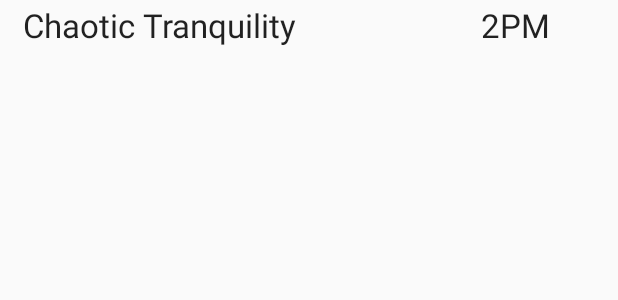
After one commit to Frostlight/PSO2-Kue-Android, an Android app: the layout list_item_eq.xml on its own in the app's theme, with its tools: preview values and no code run, on a phone screen of 412 x 824 dp. The commit adds this screen. Shown: the top 300 px of the screen. Run offline under Robolectric (Android 15) with nearby library versions, the phone set to English and light mode, and no system bars.

Commit message:
MainActivity shows data in ListView

```diff
--- a/app/src/main/java/frostlight/pso2kue/FetchTwitterTask.java
+++ b/app/src/main/java/frostlight/pso2kue/FetchTwitterTask.java
@@ -178,6 +178,8 @@ public class FetchTwitterTask extends AsyncTask<Integer, Void, Void> {
             // Wipe the Twitter database before inserting
             mSQLiteDatabase.delete(KueContract.TwitterEntry.TABLE_NAME, null, null);
 
+            Log.v(Utility.getTag(), "translatedEqName: " + translatedEqName);
+
             // Insert the element into database
             ContentValues contentValues = new ContentValues();
             contentValues.put(KueContract.TwitterEntry.COLUMN_EQNAME, translatedEqName);
--- /dev/null
+++ b/app/src/main/res/layout/list_item_eq.xml
@@ -0,0 +1,56 @@
+<?xml version="1.0" encoding="utf-8"?>
+<LinearLayout xmlns:android="http://schemas.android.com/apk/res/android"
+    android:layout_width="fill_parent"
+    android:layout_height="wrap_content"
+    android:orientation="horizontal"
+    android:paddingTop="2dp"
+    android:paddingBottom="2dp"
+    android:baselineAligned="false">
+    <LinearLayout
+        android:layout_width="wrap_content"
+        android:layout_height="wrap_content"
+        android:orientation="vertical"
+        android:paddingStart="15dp"
+        android:paddingEnd="15dp"
+        android:paddingLeft="15dp"
+        android:paddingRight="15dp"
+        android:layout_weight="8"
+        android:gravity="center_vertical">
+        <!-- Static size width here to maintain position -->
+        <TextView
+            style="@style/list_item_textview_scale"
+            android:textAppearance="?android:attr/textAppearanceLarge"
+            android:text="@string/default_eq_name"
+            android:id="@+id/list_item_eq_name"
+            android:layout_width="wrap_content"
+            android:layout_height="wrap_content" />
+        <!--<TextView
+            style="@style/list_item_textview"
+            android:text="@string/default_weather"
+            android:id="@+id/list_item_forecast_textview"
+            android:layout_width="wrap_content"
+            android:layout_height="wrap_content" />-->
+    </LinearLayout>
+    <LinearLayout
+        android:layout_width="wrap_content"
+        android:layout_height="wrap_content"
+        android:orientation="vertical"
+        android:layout_weight="4"
+        android:gravity="center_vertical">
+        <TextView
+            style="@style/list_item_textview"
+            android:textAppearance="?android:attr/textAppearanceLarge"
+            android:gravity="start"
+            android:text="@string/default_eq_time"
+            android:id="@+id/list_item_eq_time"
+            android:layout_width="wrap_content"
+            android:layout_height="wrap_content" />
+        <!--<TextView
+            style="@style/list_item_textview"
+            android:gravity="start"
+            android:text="@string/default_temp_low"
+            android:id="@+id/list_item_low_textview"
+            android:layout_width="wrap_content"
+            android:layout_height="wrap_content" />-->
+    </LinearLayout>
+</LinearLayout>
--- a/app/src/main/res/values/strings.xml
+++ b/app/src/main/res/values/strings.xml
@@ -6,4 +6,8 @@
     <string name="action_settings">Settings</string>
     <string name="action_refresh_calendar">Refresh Google Calendar</string>
     <string name="action_refresh_twitter">Refresh Twitter</string>
+
+    <!-- Default view Strings -->
+    <string name="default_eq_name">Chaotic Tranquility</string>
+    <string name="default_eq_time">2PM</string>
 </resources>
--- a/app/src/main/res/values/styles.xml
+++ b/app/src/main/res/values/styles.xml
@@ -5,4 +5,34 @@
         <!-- Customize your theme here. -->
     </style>
 
+    <!-- textview for listitems in forecastFragment -->
+    <style name="list_item_textview">
+        <item name="android:layout_width">fill_parent</item>
+        <item name="android:layout_height">wrap_content</item>
+        <item name="android:textAppearance">?android:attr/textAppearanceSmall</item>
+    </style>
+
+    <!-- Detail text -->
+    <style name="detail_text_condensed">
+        <item name="android:layout_width">match_parent</item>
+        <item name="android:layout_height">wrap_content</item>
+        <item name="android:textAppearance">?android:attr/textAppearanceMedium</item>
+    </style>
+
+    <style name="detail_text_light">
+        <item name="android:layout_width">match_parent</item>
+        <item name="android:layout_height">wrap_content</item>
+        <item name="android:textAppearance">?android:attr/textAppearanceMedium</item>
+    </style>
+
+    <!-- Static size for textview (phone) -->
+    <style name="list_item_textview_scale" parent="list_item_textview">
+        <item name="android:width">200dp</item>
+    </style>
+
+    <!-- List padding for phone -->
+    <style name="list_padding">
+        <item name="android:paddingLeft">@dimen/activity_horizontal_margin</item>
+        <item name="android:paddingRight">@dimen/activity_horizontal_margin</item>
+    </style>
 </resources>
```
Also changed, not shown: app/src/main/java/frostlight/pso2kue/MainActivityFragment.java (+29 -1 lines), app/src/main/java/frostlight/pso2kue/MainAdapter.java (+29 -3 lines), 1 other file.
